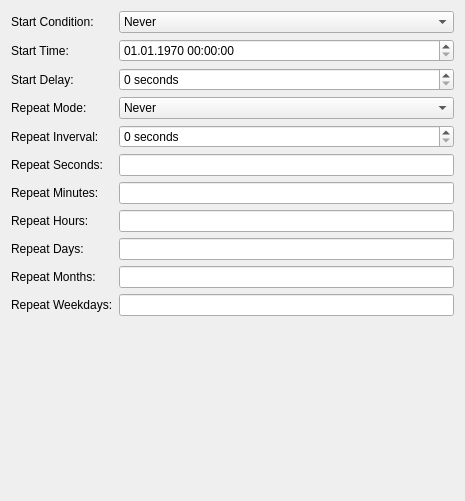
Before: the Qt Designer form src/brickv/plugin_system/plugins/red/ui/new_program_schedule.ui in Tinkerforge/brickv, drawn with Qt 5.
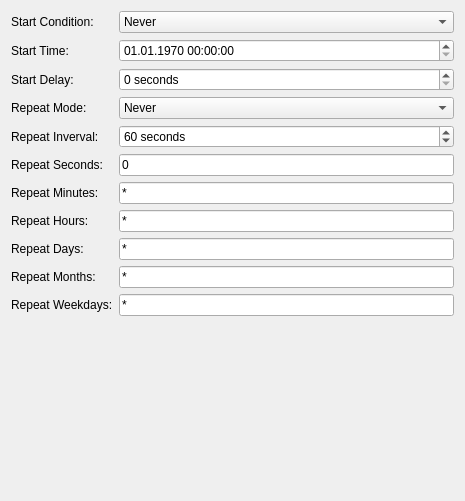
After: the same form once the commit is applied.

What changed in the file:
```diff
--- a/src/brickv/plugin_system/plugins/red/ui/new_program_schedule.ui
+++ b/src/brickv/plugin_system/plugins/red/ui/new_program_schedule.ui
@@ -170,22 +170,46 @@
       </widget>
      </item>
      <item row="5" column="1">
-      <widget class="QLineEdit" name="edit_repeat_seconds"/>
+      <widget class="QLineEdit" name="edit_repeat_seconds">
+       <property name="text">
+        <string>0</string>
+       </property>
+      </widget>
      </item>
      <item row="6" column="1">
-      <widget class="QLineEdit" name="edit_repeat_minutes"/>
+      <widget class="QLineEdit" name="edit_repeat_minutes">
+       <property name="text">
+        <string>*</string>
+       </property>
+      </widget>
      </item>
      <item row="7" column="1">
-      <widget class="QLineEdit" name="edit_repeat_hours"/>
+      <widget class="QLineEdit" name="edit_repeat_hours">
+       <property name="text">
+        <string>*</string>
+       </property>
+      </widget>
      </item>
      <item row="8" column="1">
-      <widget class="QLineEdit" name="edit_repeat_days"/>
+      <widget class="QLineEdit" name="edit_repeat_days">
+       <property name="text">
+        <string>*</string>
+       </property>
+      </widget>
      </item>
      <item row="9" column="1">
-      <widget class="QLineEdit" name="edit_repeat_months"/>
+      <widget class="QLineEdit" name="edit_repeat_months">
+       <property name="text">
+        <string>*</string>
+       </property>
+      </widget>
      </item>
      <item row="10" column="1">
-      <widget class="QLineEdit" name="edit_repeat_weekdays"/>
+      <widget class="QLineEdit" name="edit_repeat_weekdays">
+       <property name="text">
+        <string>*</string>
+       </property>
+      </widget>
      </item>
      <item row="2" column="1">
       <widget class="QSpinBox" name="spin_start_delay">
@@ -205,6 +229,9 @@
        <property name="maximum">
         <number>2147483647</number>
        </property>
+       <property name="value">
+        <number>60</number>
+       </property>
       </widget>
      </item>
     </layout>
```
Left out of the diff: 33 changed lines with no effect on the pictures.
